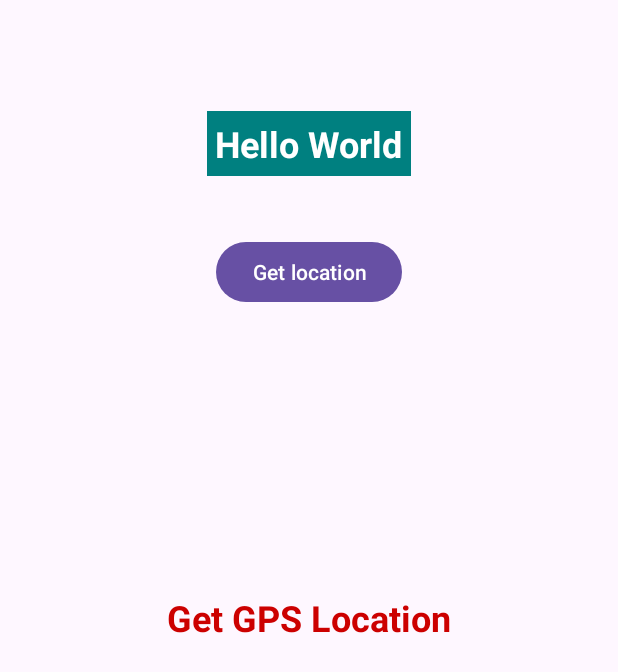
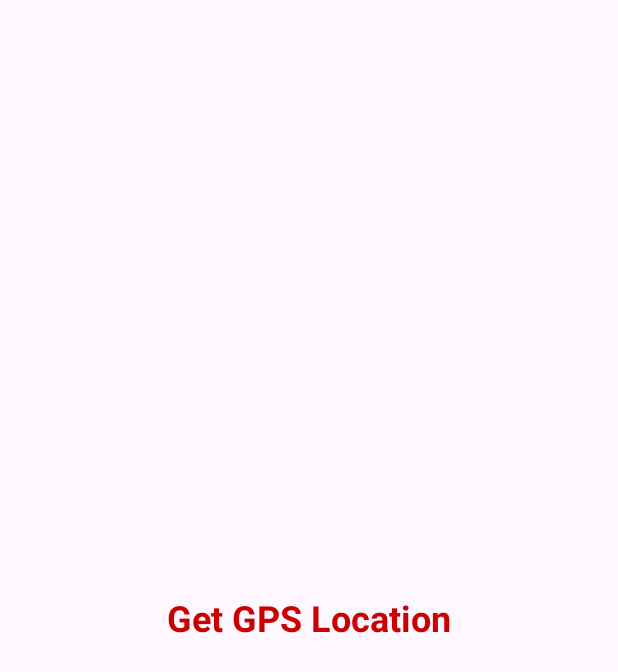
Before and after one commit to ankitkumar5049/LatLong, an Android app: the screen it shows after launch (MainActivity), on a phone screen of 412 x 824 dp. Shown: the top 672 px of the screen. Run offline under Robolectric (Android 15) with nearby library versions, the phone set to English and light mode, and no system bars; 1 statement that could not run was skipped.

Commit message:
updated code

```diff
--- a/app/build.gradle
+++ b/app/build.gradle
@@ -44,4 +44,5 @@ dependencies {
     testImplementation 'junit:junit:4.13.2'
     androidTestImplementation 'androidx.test.ext:junit:1.1.5'
     androidTestImplementation 'androidx.test.espresso:espresso-core:3.5.1'
+    implementation 'com.google.android.gms:play-services-location:21.0.1'
 }
--- a/app/src/main/AndroidManifest.xml
+++ b/app/src/main/AndroidManifest.xml
@@ -3,6 +3,7 @@
     xmlns:tools="http://schemas.android.com/tools">
 
     <uses-permission android:name="android.permission.INTERNET"/>
+    <uses-permission android:name="android.permission.ACCESS_BACKGROUND_LOCATION"/>
     <uses-permission android:name="android.permission.ACCESS_COARSE_LOCATION"/>
     <uses-permission android:name="android.permission.ACCESS_FINE_LOCATION"/>
     <application
--- a/app/src/main/java/com/example/location/MainActivity.kt
+++ b/app/src/main/java/com/example/location/MainActivity.kt
@@ -2,53 +2,127 @@ package com.example.location
 
 import android.Manifest
 import android.content.Context
+import android.content.Intent
 import android.content.pm.PackageManager
 import android.location.Location
 import android.location.LocationListener
 import android.location.LocationManager
+import android.os.Build
 import androidx.appcompat.app.AppCompatActivity
 import android.os.Bundle
+import android.provider.Settings
 import android.widget.Button
 import android.widget.TextView
 import android.widget.Toast
+import androidx.annotation.RequiresApi
 import androidx.core.app.ActivityCompat
 import androidx.core.content.ContextCompat
+import com.google.android.gms.location.FusedLocationProviderClient
+import com.google.android.gms.location.LocationServices
 
-class MainActivity : AppCompatActivity(), LocationListener {
+class MainActivity : AppCompatActivity() {
     private lateinit var locationManager: LocationManager
     private lateinit var tvGpsLocation: TextView
     private val locationPermissionCode = 2
+
+    private lateinit var fusedLocationProviderClient: FusedLocationProviderClient
+    @RequiresApi(Build.VERSION_CODES.P)
     override fun onCreate(savedInstanceState: Bundle?) {
         super.onCreate(savedInstanceState)
         setContentView(R.layout.activity_main)
+
+        fusedLocationProviderClient = LocationServices.getFusedLocationProviderClient(this)
+
         title = "Location App"
         tvGpsLocation = findViewById(R.id.textView)
-        val button: Button = findViewById(R.id.getLocation)
-        button.setOnClickListener {
-            getLocation()
+            getCurrentLocation()
+    }
+
+    @RequiresApi(Build.VERSION_CODES.P)
+    private fun getCurrentLocation() {
+        if(checkPermissions()){
+            if(isLocationEnabled()){
+                //final latitude and longitude
+                if (ActivityCompat.checkSelfPermission(
+                        this,
+                        Manifest.permission.ACCESS_FINE_LOCATION
+                    ) != PackageManager.PERMISSION_GRANTED && ActivityCompat.checkSelfPermission(
+                        this,
+                        Manifest.permission.ACCESS_COARSE_LOCATION
+                    ) != PackageManager.PERMISSION_GRANTED
+                ) {
+                    requestPermission()
+                    return
+                }
+                fusedLocationProviderClient.lastLocation.addOnCompleteListener(this) { task->
+                    val location: Location? = task.result
+                    if(location==null){
+                        Toast.makeText(this, "Null recieved", Toast.LENGTH_SHORT).show()
+                    }
+                    else{
+                        Toast.makeText(this, "Success", Toast.LENGTH_SHORT).show()
+
+                        tvGpsLocation.text = "Latitude: " + location.latitude + " , Longitude: " + location.longitude
+                    }
+                }
+            }
+            else{
+                //setting open here
+                Toast.makeText(this, "Turn on location", Toast.LENGTH_SHORT).show()
+                val intent = Intent(Settings.ACTION_LOCATION_SOURCE_SETTINGS)
+                startActivity(intent)
+            }
         }
+        else{
+            //request permission here
+            requestPermission()
+        }
+
     }
-    private fun getLocation() {
-        locationManager = getSystemService(Context.LOCATION_SERVICE) as LocationManager
-        if ((ContextCompat.checkSelfPermission(this, Manifest.permission.ACCESS_FINE_LOCATION) != PackageManager.PERMISSION_GRANTED)) {
-            ActivityCompat.requestPermissions(this, arrayOf(Manifest.permission.ACCESS_FINE_LOCATION), locationPermissionCode)
+
+    @RequiresApi(Build.VERSION_CODES.P)
+    private fun isLocationEnabled(): Boolean{
+        val locationManager: LocationManager = getSystemService(Context.LOCATION_SERVICE) as LocationManager
+        return locationManager.isProviderEnabled(LocationManager.GPS_PROVIDER) || locationManager.isProviderEnabled(LocationManager.NETWORK_PROVIDER)
+    }
+    private fun requestPermission() {
+        ActivityCompat.requestPermissions(
+            this, arrayOf(Manifest.permission.ACCESS_COARSE_LOCATION,
+            Manifest.permission.ACCESS_FINE_LOCATION), PERMISSION_REQUEST_LOCATION
+        )
+    }
+
+    companion object{
+        private const val PERMISSION_REQUEST_LOCATION = 100
+    }
+
+    private fun checkPermissions(): Boolean{
+        if(ActivityCompat.checkSelfPermission(this,
+            Manifest.permission.ACCESS_COARSE_LOCATION)
+        ==PackageManager.PERMISSION_GRANTED && ActivityCompat.checkSelfPermission(this,
+                Manifest.permission.ACCESS_FINE_LOCATION)
+            ==PackageManager.PERMISSION_GRANTED){
+            return true
         }
-        locationManager.requestLocationUpdates(LocationManager.GPS_PROVIDER, 2000, 5f, this)
+        return false
     }
-    override fun onLocationChanged(location: Location) {
-        tvGpsLocation = findViewById(R.id.textView)
-        tvGpsLocation.text = "Latitude: " + location.latitude + " , Longitude: " + location.longitude
-    }
-    override fun onRequestPermissionsResult(requestCode: Int, permissions: Array<out String>, grantResults: IntArray) {
+
+    @RequiresApi(Build.VERSION_CODES.P)
+    override fun onRequestPermissionsResult(
+        requestCode: Int,
+        permissions: Array<out String>,
+        grantResults: IntArray
+    ) {
         super.onRequestPermissionsResult(requestCode, permissions, grantResults)
-        if (requestCode == locationPermissionCode) {
-            if (grantResults.isNotEmpty() && grantResults[0] == PackageManager.PERMISSION_GRANTED) {
+        if(requestCode == PERMISSION_REQUEST_LOCATION){
+            if(grantResults.isNotEmpty() && grantResults[0]==PackageManager.PERMISSION_GRANTED){
                 Toast.makeText(this, "Permission Granted", Toast.LENGTH_SHORT).show()
+                getCurrentLocation()
             }
-            else {
+            else{
                 Toast.makeText(this, "Permission Denied", Toast.LENGTH_SHORT).show()
             }
         }
+    }
 
-    }
 }
--- a/app/src/main/res/layout/activity_main.xml
+++ b/app/src/main/res/layout/activity_main.xml
@@ -5,18 +5,6 @@
     android:layout_height="match_parent"
     android:padding="4dp"
     tools:context=".MainActivity">
-    <TextView
-        android:id="@+id/text"
-        android:layout_width="wrap_content"
-        android:layout_height="wrap_content"
-        android:layout_centerHorizontal="true"
-        android:layout_marginTop="70dp"
-        android:background="#008080"
-        android:padding="5dp"
-        android:text="Hello World"
-        android:textColor="#fff"
-        android:textSize="24sp"
-        android:textStyle="bold" />
 
     <TextView
         android:id="@+id/textView"
@@ -27,12 +15,4 @@
         android:textColor="@android:color/holo_red_dark"
         android:textSize="24sp"
         android:textStyle="bold" />
-    <Button
-        android:id="@+id/getLocation"
-        android:layout_width="wrap_content"
-        android:layout_height="wrap_content"
-        android:layout_below="@+id/text"
-        android:layout_centerInParent="true"
-        android:layout_marginTop="40dp"
-        android:text="Get location" />
 </RelativeLayout>
```
